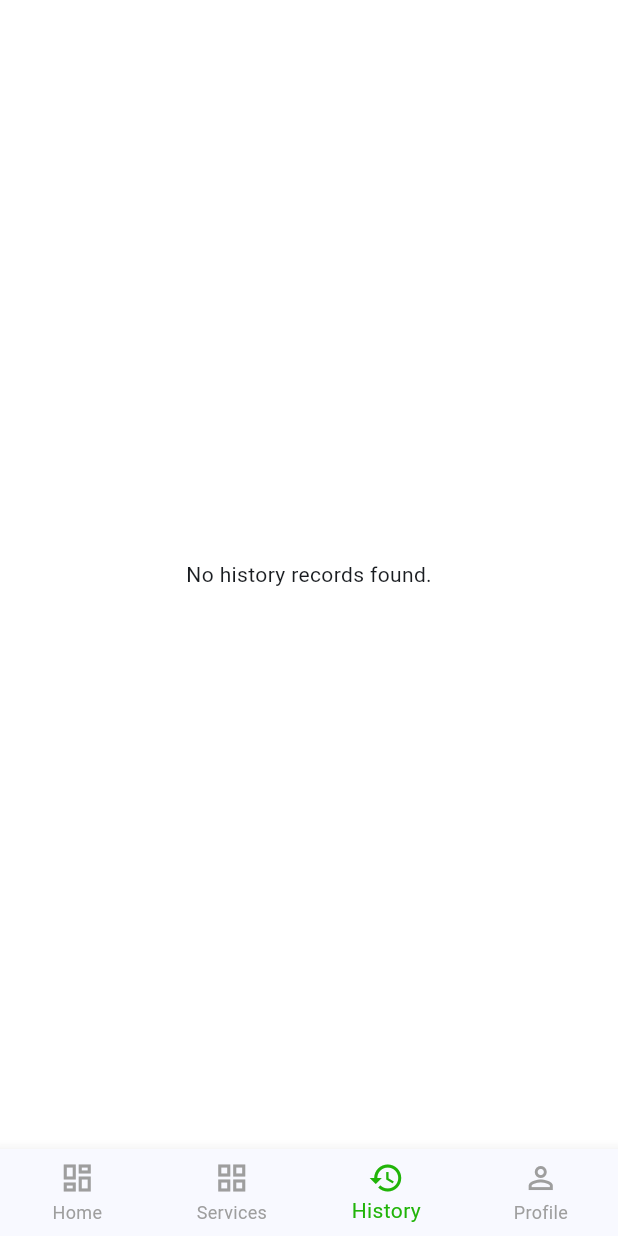
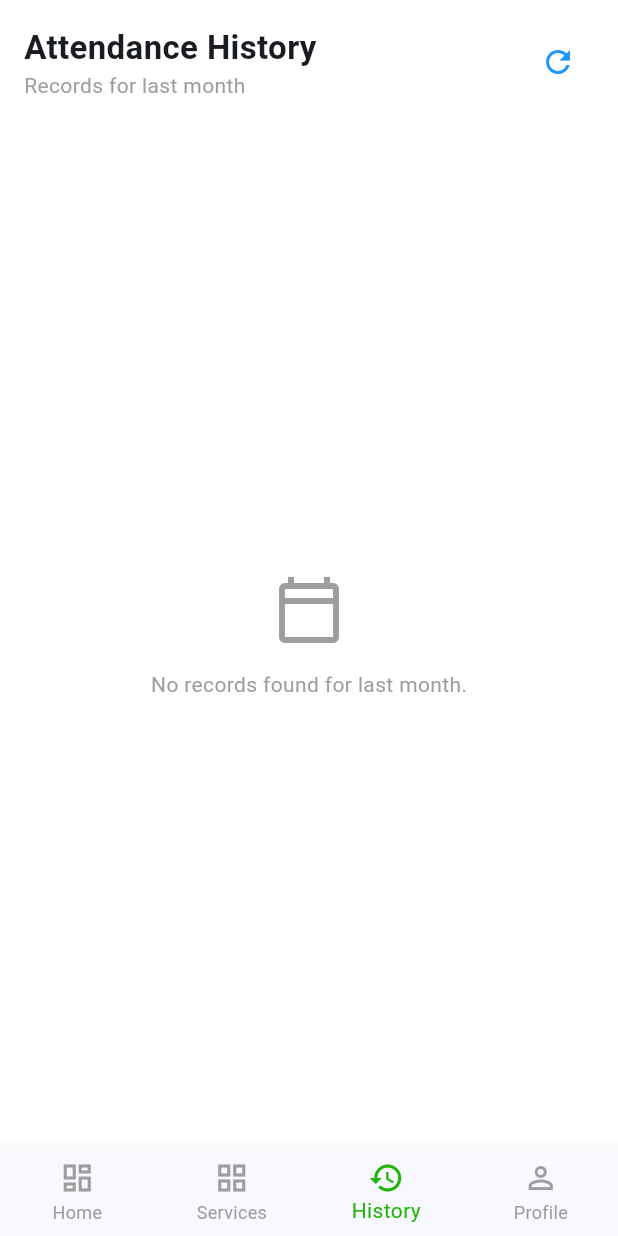
Before and after one commit to tejasampathirao/Employee-Tracker, a Flutter app: the HomePage screen opened directly, item 3 of the bottom bar chosen, on a phone screen of 412 x 824 dp. Run offline on Flutter 3.47's test engine with Material 3 defaults, Android fonts, the phone set to English and light mode, and no system bars; our stand-ins replace fl_chart, flutter_local_notifications, geolocator, google_maps_flutter, image_picker, shared_preferences and 2 more; missing offline and left inert: mailer, mqtt_client, window_manager; accounts and stored records are empty.

Commit message:
updated with icon

```diff
--- a/lib/components/attendance_history_view.dart
+++ b/lib/components/attendance_history_view.dart
@@ -13,68 +13,126 @@ class AttendanceHistoryView extends StatefulWidget {
 }
 
 class _AttendanceHistoryViewState extends State<AttendanceHistoryView> {
-  List<Map<String, dynamic>> _historyData = [];
-  bool _isLoading = true;
+  late Future<List<Map<String, dynamic>>> _lastMonthFuture;
 
   @override
   void initState() {
     super.initState();
-    _fetchData();
-  }
-
-  Future<void> _fetchData() async {
-    setState(() => _isLoading = true);
-    try {
-      final data = await DatabaseHelper.instance.getAllAttendance();
-      if (mounted) {
-        setState(() {
-          _historyData = data;
-          _isLoading = false;
-        });
-      }
-    } catch (e) {
-      debugPrint("Error fetching attendance history: $e");
-      if (mounted) {
-        setState(() {
-          _isLoading = false;
-          _historyData = [];
-        });
-      }
-    }
+    // Store the future in initState to prevent re-fetching on every rebuild
+    _lastMonthFuture = DatabaseHelper.instance.getLastMonthAttendance();
   }
 
   @override
   Widget build(BuildContext context) {
     return Column(
       children: [
-        _buildUnifiedSummary(),
+        _buildHeader(),
         Expanded(
-          child: _isLoading
-              ? const Center(child: CircularProgressIndicator())
-              : _historyData.isEmpty
-                  ? const Center(child: Text('No history records found.'))
-                  : ListView.builder(
-                      itemCount: _historyData.length,
-                      padding: const EdgeInsets.all(12),
+          child: FutureBuilder<List<Map<String, dynamic>>>(
+            future: _lastMonthFuture,
+            builder: (context, snapshot) {
+              // 1. Loading State
+              if (snapshot.connectionState == ConnectionState.waiting) {
+                return const Center(child: CircularProgressIndicator());
+              }
+
+              // 2. Error State
+              if (snapshot.hasError) {
+                return Center(
+                  child: Column(
+                    mainAxisAlignment: MainAxisAlignment.center,
+                    children: [
+                      const Icon(Icons.error_outline, color: Colors.red, size: 48),
+                      const SizedBox(height: 16),
+                      Text('Error: ${snapshot.error}', style: const TextStyle(color: Colors.red)),
+                      TextButton(
+                        onPressed: () => setState(() {
+                          _lastMonthFuture = DatabaseHelper.instance.getLastMonthAttendance();
+                        }),
+                        child: const Text('Retry'),
+                      )
+                    ],
+                  ),
+                );
+              }
+
+              // 3. Empty State
+              if (!snapshot.hasData || snapshot.data!.isEmpty) {
+                return const Center(
+                  child: Column(
+                    mainAxisAlignment: MainAxisAlignment.center,
+                    children: [
+                      Icon(Icons.calendar_today_outlined, color: Colors.grey, size: 48),
+                      SizedBox(height: 16),
+                      Text('No records found for last month.', style: TextStyle(color: Colors.grey)),
+                    ],
+                  ),
+                );
+              }
+
+              // 4. Data State
+              final historyData = snapshot.data!;
+              return Column(
+                children: [
+                  _buildUnifiedSummary(historyData),
+                  Expanded(
+                    child: ListView.builder(
+                      itemCount: historyData.length,
+                      padding: const EdgeInsets.all(16),
                       itemBuilder: (context, index) {
-                        final data = _historyData[index];
+                        final data = historyData[index];
                         return _buildUnifiedListItem(data);
                       },
                     ),
+                  ),
+                ],
+              );
+            },
+          ),
         ),
       ],
     );
   }
 
-  Widget _buildUnifiedSummary() {
-    if (_historyData.isEmpty) return const SizedBox.shrink();
+  Widget _buildHeader() {
+    return Padding(
+      padding: const EdgeInsets.all(16.0),
+      child: Row(
+        mainAxisAlignment: MainAxisAlignment.spaceBetween,
+        children: [
+          const Column(
+            crossAxisAlignment: CrossAxisAlignment.start,
+            children: [
+              Text(
+                'Attendance History',
+                style: TextStyle(fontSize: 22, fontWeight: FontWeight.bold),
+              ),
+              Text(
+                'Records for last month',
+                style: TextStyle(color: Colors.grey, fontSize: 14),
+              ),
+            ],
+          ),
+          IconButton(
+            onPressed: () => setState(() {
+              _lastMonthFuture = DatabaseHelper.instance.getLastMonthAttendance();
+            }),
+            icon: const Icon(Icons.refresh, color: Colors.blue),
+          ),
+        ],
+      ),
+    );
+  }
 
-    int officeCount = _historyData.where((item) => item['type'] == 'Office').length;
-    int awayCount = _historyData.where((item) => item['type'] == 'Away').length;
-    int failedCount = _historyData.where((item) => item['status'] == 'Failed').length;
+  Widget _buildUnifiedSummary(List<Map<String, dynamic>> dataList) {
+    if (dataList.isEmpty) return const SizedBox.shrink();
+
+    int officeCount = dataList.where((item) => item['type'] == 'Office').length;
+    int awayCount = dataList.where((item) => item['type'] == 'Away').length;
+    int failedCount = dataList.where((item) => item['status'] == 'Failed').length;
 
     return Card(
-      margin: const EdgeInsets.all(16),
+      margin: const EdgeInsets.symmetric(horizontal: 16, vertical: 8),
       color: Colors.blue[50],
       child: Padding(
         padding: const EdgeInsets.all(16.0),
--- a/lib/database/db_helper.dart
+++ b/lib/database/db_helper.dart
@@ -65,7 +65,7 @@ class DatabaseHelper {
 
     await db.insert('users', {
       'id': 1,
-      'name': 'Srinivas Reddy',
+      'name': 'Teja',
       'details': 'Chief Financial Officer',
       'phone': '9876543210',
       'password': 'password123',
@@ -257,6 +257,29 @@ class DatabaseHelper {
   Future<List<Map<String, dynamic>>> getAllAttendance() async {
     final db = await instance.database;
     return await db.query('attendance', orderBy: 'id DESC');
+  }
+
+  // New Method to fetch previous calendar month's attendance
+  Future<List<Map<String, dynamic>>> getLastMonthAttendance() async {
+    final db = await instance.database;
+    final now = DateTime.now();
+
+    // Logic: DateTime(year, month - 1, 1) gets first day of previous month
+    // Logic: DateTime(year, month, 0) gets last day of previous month
+    final firstDayLastMonth = DateTime(now.year, now.month - 1, 1);
+    final lastDayLastMonth = DateTime(now.year, now.month, 0);
+
+    final startStr = DateFormat('yyyy-MM-dd').format(firstDayLastMonth);
+    final endStr = DateFormat('yyyy-MM-dd').format(lastDayLastMonth);
+
+    debugPrint("Fetching Attendance between $startStr and $endStr");
+
+    return await db.query(
+      'attendance',
+      where: 'date >= ? AND date <= ?',
+      whereArgs: [startStr, endStr],
+      orderBy: 'date DESC',
+    );
   }
 
   Future<Map<String, double>> getAttendanceSummary() async {
```
Also changed, not shown: lib/components/home_widgets.dart (+88 -85 lines), lib/screens/map_selection_screen.dart (+31 -23 lines), lib/services/mqtt_handler.dart (+21 -0 lines), pubspec.yaml (+4 -4 lines), images/app_logo.png (added), 41 other files.
